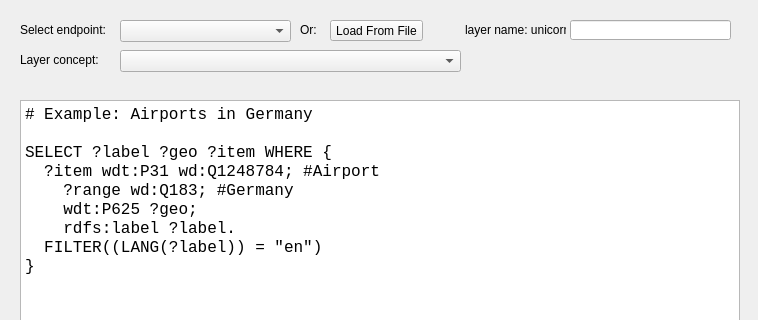
First picture: the form in sparql_unicorn/sparql_unicorn_dialog_base.ui, repository sparqlunicorn/sparqlunicornGoesGIS, before the edit; both pictures show x 0 to 758 and y 0 to 320 of the 758 by 658 pixel window.
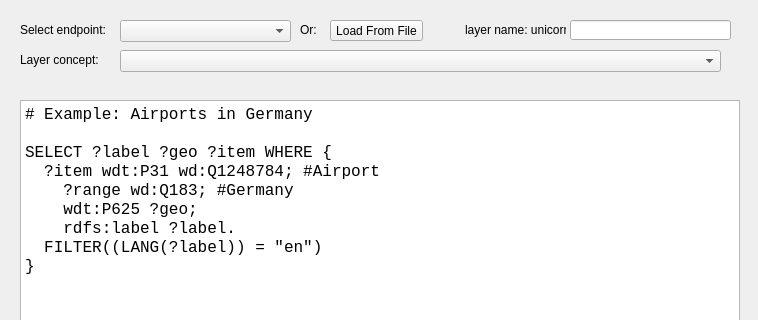
Second picture: the form after the edit.

```diff
--- a/sparql_unicorn/sparql_unicorn_dialog_base.ui
+++ b/sparql_unicorn/sparql_unicorn_dialog_base.ui
@@ -127,7 +127,7 @@
     <rect>
      <x>120</x>
      <y>50</y>
-     <width>341</width>
+     <width>601</width>
      <height>22</height>
     </rect>
    </property>
```
